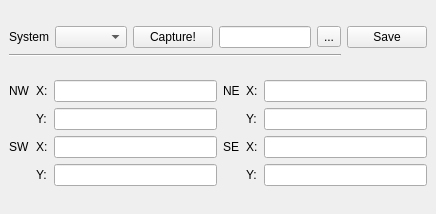
ctu-geoforall-lab/qgis-map-coords-plugin, file map_corners_coordinates_qdockwidget.ui: the form before one commit.
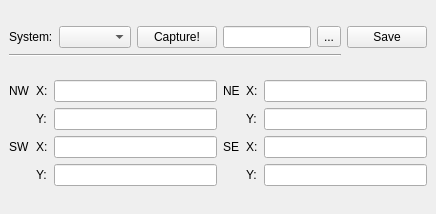
The form after the commit.

Commit message: Another UI cosmetics-solon after 'system' (see #3)

Diff of the .ui file:
```diff
--- a/map_corners_coordinates_qdockwidget.ui
+++ b/map_corners_coordinates_qdockwidget.ui
@@ -20,7 +20,7 @@
       <item row="0" column="0">
        <widget class="QLabel" name="label">
         <property name="text">
-         <string>System</string>
+         <string>System:</string>
         </property>
        </widget>
       </item>
```
